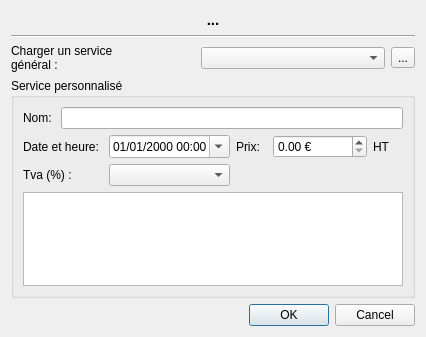
The window that src/dialogservices.ui (cfdev/mcercle) describes before a commit, drawn with Qt 5.
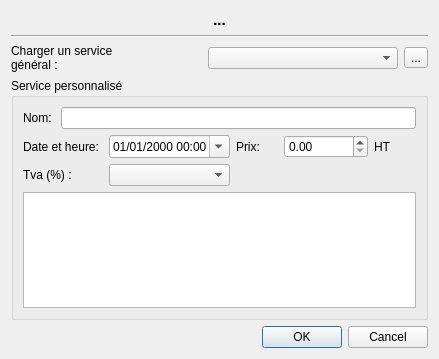
The same window after the commit. Icons and pictures are not drawn.

What changed in the file:
```diff
--- a/src/dialogservices.ui
+++ b/src/dialogservices.ui
@@ -6,8 +6,8 @@
    <rect>
     <x>0</x>
     <y>0</y>
-    <width>426</width>
-    <height>337</height>
+    <width>439</width>
+    <height>359</height>
    </rect>
   </property>
   <property name="windowTitle">
@@ -128,7 +128,7 @@
             <item row="1" column="3">
              <widget class="QDoubleSpinBox" name="doubleSpinBox">
               <property name="suffix">
-               <string> €</string>
+               <string/>
               </property>
               <property name="maximum">
                <double>999999.000000000000000</double>
```
